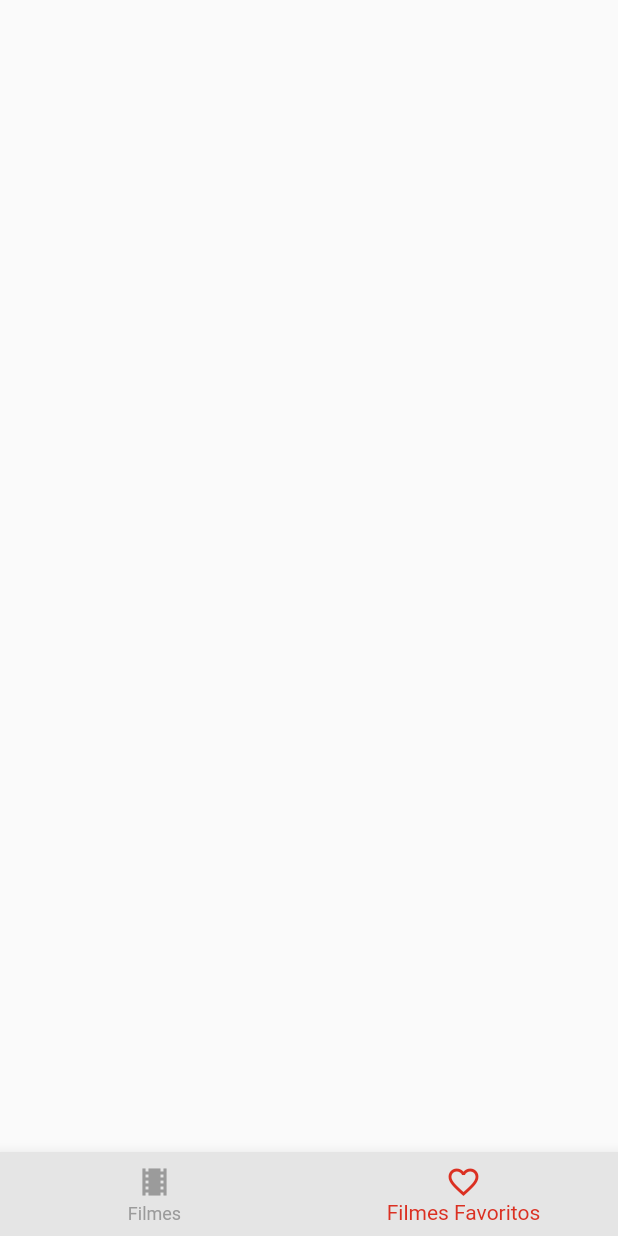
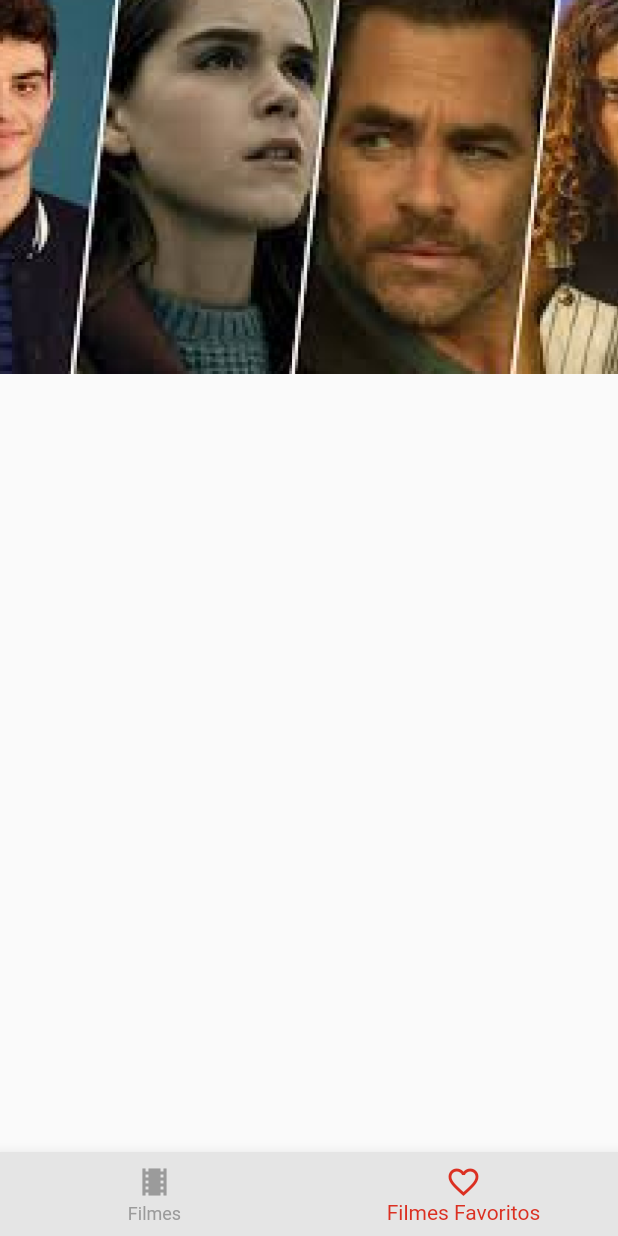
Before and after one commit to CharlestonRibeiro/App_movies, a Flutter app: the FavoriteMoviesPage screen opened by its route, on a phone screen of 412 x 824 dp. Run offline on Flutter 3.47's test engine with Material 2 defaults, Android fonts, the phone set to English and light mode, and no system bars; our stand-ins replace dio, get; network calls fail.

```diff
--- a/lib/src/modules/favoriteMovies/favorite_movies_page.dart
+++ b/lib/src/modules/favoriteMovies/favorite_movies_page.dart
@@ -1,3 +1,4 @@
+import 'package:api_movies/src/common/widgets/custom_app_bar.dart';
 import 'package:api_movies/src/common/widgets/custom_bottom_navigation_bar.dart';
 import 'package:flutter/material.dart';
 
@@ -9,9 +10,13 @@ class FavoriteMoviesPage extends StatelessWidget {
 
    @override
    Widget build(BuildContext context) {
-       return Scaffold(
-           body: Container(),
-           bottomNavigationBar: const CustomBottomNavigationBar(),
+       return const Scaffold(
+           body: Column(
+            children: [
+              CustomAppBar(),
+            ],
+           ),
+           bottomNavigationBar: CustomBottomNavigationBar(),
        );
   }
 }
--- a/lib/src/modules/homePage/home_controller.dart
+++ b/lib/src/modules/homePage/home_controller.dart
@@ -4,8 +4,8 @@ import 'package:flutter/material.dart';
 import 'package:get/get.dart';
 
 class HomeController extends GetxController {
-  final popularMovies = [].obs;
-  final topMovies = [].obs;
+  final popularMovies = <MoviesModel>[].obs;
+  final topMovies = <MoviesModel>[].obs;
   final _moviesRepository = Get.find<MoviesRepositoryImpl>();
 
   @override
```
Also changed, not shown: lib/src/common/widgets/custom_list_view_movies.dart (renamed from lib/src/modules/homePage/components/top_movies.dart, +14 -11 lines), lib/src/modules/homePage/components/popular_movies.dart (deleted, +0 -58 lines), lib/src/modules/homePage/home_page.dart (+6 -5 lines).
